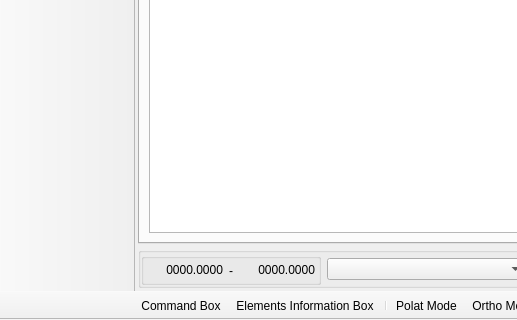
Before: the Qt Designer form UI/QtDesignerUI/window.ui in mzahidberber/DrawCAD, drawn with Qt 5; both pictures show x 0 to 517 and y 492 to 812 of the 1206 by 812 pixel window.
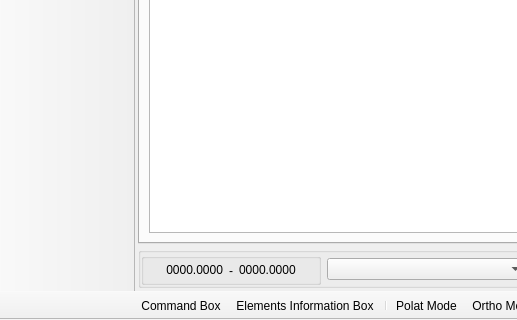
After: the same form once the commit is applied. Icons and pictures are not drawn. Custom widgets are drawn as their Qt base class.

```diff
--- a/UI/QtDesignerUI/window.ui
+++ b/UI/QtDesignerUI/window.ui
@@ -152,8 +152,8 @@
             <property name="text">
              <string>0000.0000</string>
             </property>
-            <property name="alignment">
-             <set>Qt::AlignRight|Qt::AlignTrailing|Qt::AlignVCenter</set>
+            <property name="textFormat">
+             <enum>Qt::AutoText</enum>
             </property>
            </widget>
           </item>
```
